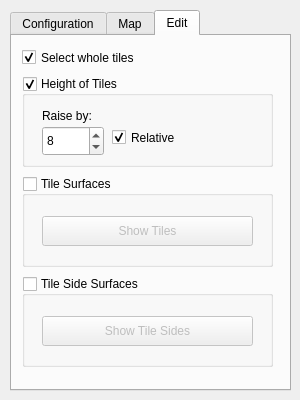
Above: Annchienta/games/editor/editor.ui from sago007/annchienta before the change. Below: the same form after it.
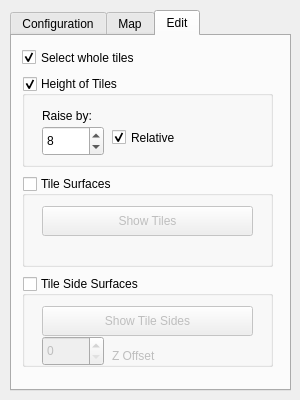
That is the form after the change. The open tabs and pages were chosen to show the change.

Commit message: Added tileSideOffset attribute.

What changed in the file:
```diff
--- a/Annchienta/games/editor/editor.ui
+++ b/Annchienta/games/editor/editor.ui
@@ -438,7 +438,7 @@
       <property name="geometry" >
        <rect>
         <x>20</x>
-        <y>40</y>
+        <y>30</y>
         <width>211</width>
         <height>30</height>
        </rect>
@@ -473,7 +473,7 @@
       <property name="geometry" >
        <rect>
         <x>20</x>
-        <y>40</y>
+        <y>30</y>
         <width>211</width>
         <height>30</height>
        </rect>
@@ -482,6 +482,29 @@
        <string>Show Tile Sides</string>
       </property>
      </widget>
+     <widget class="QSpinBox" name="tileSideOffsetBox" >
+      <property name="geometry" >
+       <rect>
+        <x>20</x>
+        <y>60</y>
+        <width>62</width>
+        <height>30</height>
+       </rect>
+      </property>
+     </widget>
+     <widget class="QLabel" name="label_6" >
+      <property name="geometry" >
+       <rect>
+        <x>90</x>
+        <y>70</y>
+        <width>62</width>
+        <height>20</height>
+       </rect>
+      </property>
+      <property name="text" >
+       <string>Z Offset</string>
+      </property>
+     </widget>
     </widget>
    </widget>
   </widget>
```
The commit also changes 9 other files.
